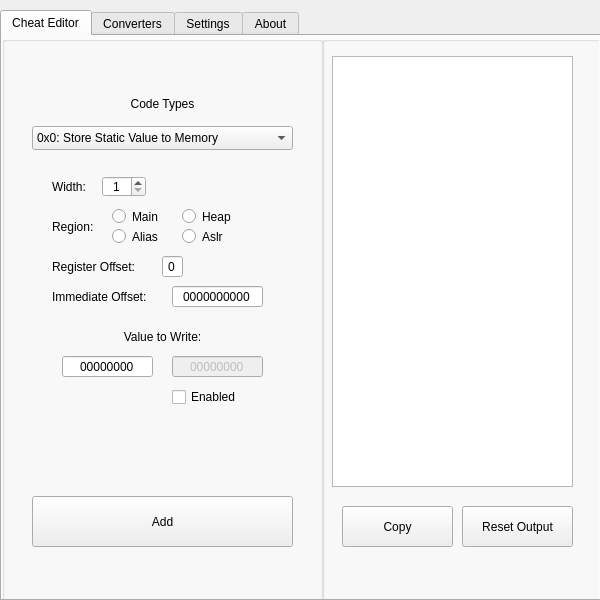
The window that AMScheat/layout/layout.ui (MCMi460/AMSCheatTool) describes before a commit, drawn with Qt 5.
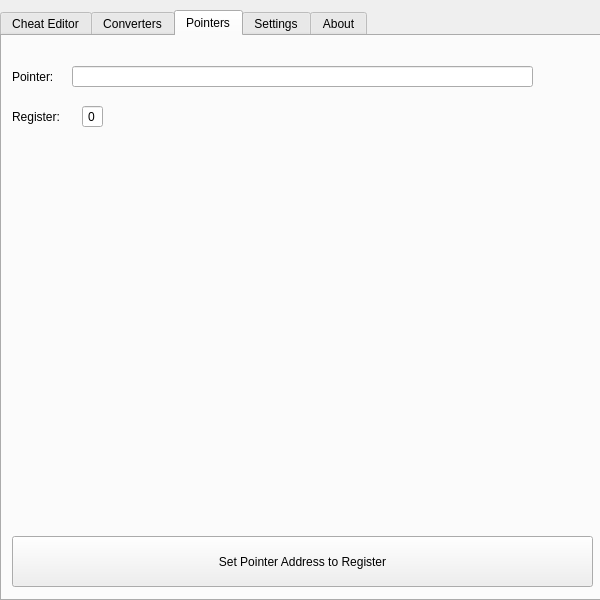
The same window after the commit. The open tabs and pages were chosen to show the change.

Commit message: Add automatic pointer inserting

```diff
--- a/AMScheat/layout/layout.ui
+++ b/AMScheat/layout/layout.ui
@@ -2392,6 +2392,120 @@
      </property>
     </widget>
    </widget>
+   <widget class="QWidget" name="tab_2">
+    <attribute name="title">
+     <string>Pointers</string>
+    </attribute>
+    <widget class="QPushButton" name="pushButton_8">
+     <property name="geometry">
+      <rect>
+       <x>10</x>
+       <y>500</y>
+       <width>581</width>
+       <height>51</height>
+      </rect>
+     </property>
+     <property name="text">
+      <string>Set Pointer Address to Register</string>
+     </property>
+    </widget>
+    <widget class="QLabel" name="label_63">
+     <property name="geometry">
+      <rect>
+       <x>10</x>
+       <y>70</y>
+       <width>61</width>
+       <height>21</height>
+      </rect>
+     </property>
+     <property name="text">
+      <string>Register:</string>
+     </property>
+    </widget>
+    <widget class="QLineEdit" name="lineEdit_44">
+     <property name="geometry">
+      <rect>
+       <x>80</x>
+       <y>70</y>
+       <width>21</width>
+       <height>21</height>
+      </rect>
+     </property>
+     <property name="text">
+      <string>0</string>
+     </property>
+     <property name="maxLength">
+      <number>1</number>
+     </property>
+     <property name="alignment">
+      <set>Qt::AlignCenter</set>
+     </property>
+    </widget>
+    <widget class="QLineEdit" name="lineEdit_19">
+     <property name="geometry">
+      <rect>
+       <x>70</x>
+       <y>30</y>
+       <width>461</width>
+       <height>21</height>
+      </rect>
+     </property>
+     <property name="text">
+      <string/>
+     </property>
+     <property name="maxLength">
+      <number>100</number>
+     </property>
+     <property name="alignment">
+      <set>Qt::AlignCenter</set>
+     </property>
+    </widget>
+    <widget class="QLabel" name="label_31">
+     <property name="geometry">
+      <rect>
+       <x>10</x>
+       <y>30</y>
+       <width>51</width>
+       <height>21</height>
+      </rect>
+     </property>
+     <property name="text">
+      <string>Pointer:</string>
+     </property>
+    </widget>
+    <widget class="QLabel" name="label_32">
+     <property name="geometry">
+      <rect>
+       <x>10</x>
+       <y>290</y>
+       <width>581</width>
+       <height>151</height>
+      </rect>
+     </property>
+     <property name="text">
+      <string/>
+     </property>
+     <property name="alignment">
+      <set>Qt::AlignHCenter|Qt::AlignTop</set>
+     </property>
+    </widget>
+    <widget class="QLabel" name="label_33">
+     <property name="geometry">
+      <rect>
+       <x>10</x>
+       <y>230</y>
+       <width>581</width>
+       <height>31</height>
+      </rect>
+     </property>
+     <property name="text">
+      <string/>
+     </property>
+     <property name="alignment">
+      <set>Qt::AlignCenter</set>
+     </property>
+    </widget>
+   </widget>
    <widget class="QWidget" name="tab_3">
     <attribute name="title">
      <string>Settings</string>
```
Left out of the diff: 2 changed lines with no effect on the pictures. The commit also changes 2 other files.
